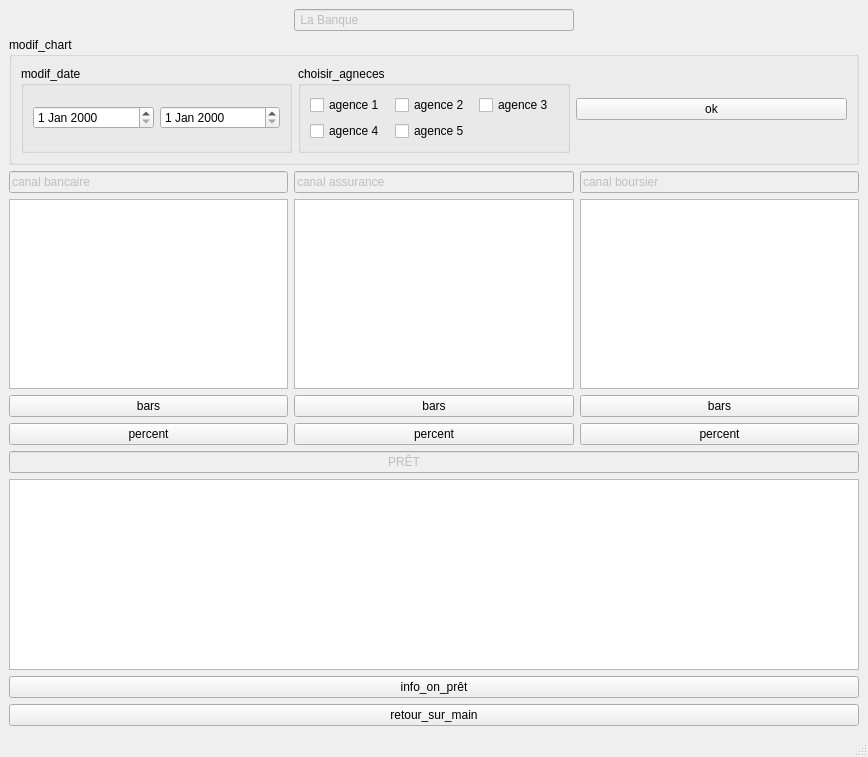
The window that IHM/mainwindow.ui (DARWICHAli/IHM) describes before a commit, drawn with Qt 5.
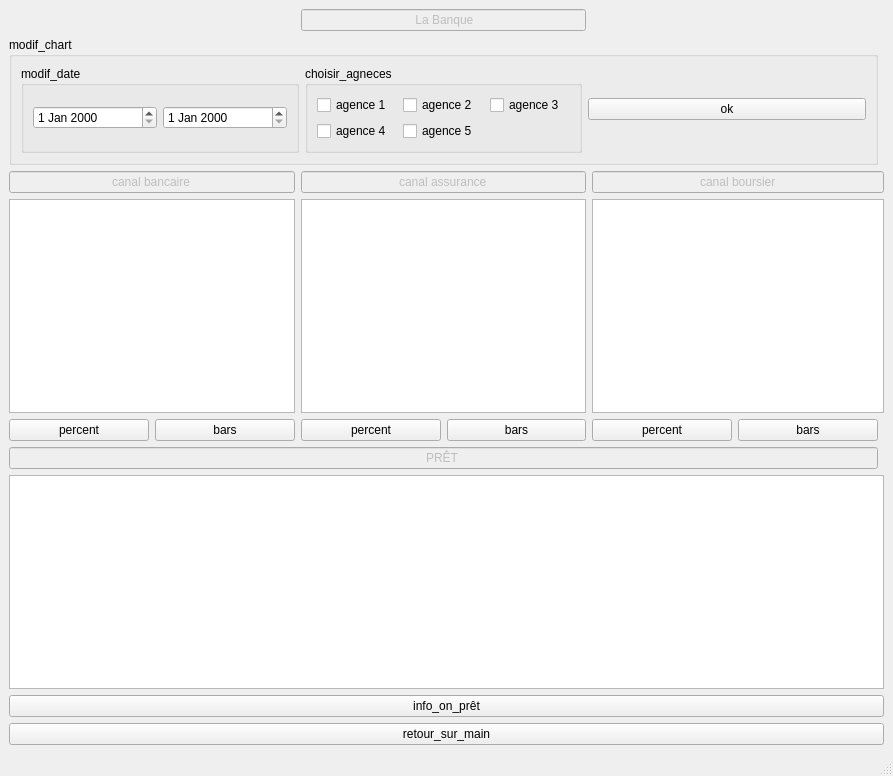
The same window after the commit. Custom widgets are drawn as their Qt base class.

Diff of the .ui file:
```diff
--- a/IHM/mainwindow.ui
+++ b/IHM/mainwindow.ui
@@ -6,56 +6,26 @@
    <rect>
     <x>0</x>
     <y>0</y>
-    <width>868</width>
-    <height>757</height>
+    <width>893</width>
+    <height>776</height>
    </rect>
   </property>
   <property name="windowTitle">
-   <string>MainWindow</string>
+   <string>La banque </string>
+  </property>
+  <property name="autoFillBackground">
+   <bool>false</bool>
+  </property>
+  <property name="documentMode">
+   <bool>false</bool>
   </property>
   <widget class="QWidget" name="centralwidget">
    <property name="autoFillBackground">
     <bool>false</bool>
    </property>
    <layout class="QGridLayout" name="gridLayout">
-    <item row="0" column="0">
-     <spacer name="horizontalSpacer">
-      <property name="orientation">
-       <enum>Qt::Horizontal</enum>
-      </property>
-      <property name="sizeHint" stdset="0">
-       <size>
-        <width>40</width>
-        <height>20</height>
-       </size>
-      </property>
-     </spacer>
-    </item>
-    <item row="0" column="1">
-     <widget class="QLineEdit" name="lineEdit_title">
-      <property name="enabled">
-       <bool>false</bool>
-      </property>
-      <property name="inputMethodHints">
-       <set>Qt::ImhNone</set>
-      </property>
-      <property name="text">
-       <string> La Banque</string>
-      </property>
-     </widget>
-    </item>
-    <item row="0" column="2">
-     <spacer name="horizontalSpacer_2">
-      <property name="orientation">
-       <enum>Qt::Horizontal</enum>
-      </property>
-      <property name="sizeHint" stdset="0">
-       <size>
-        <width>40</width>
-        <height>20</height>
-       </size>
-      </property>
-     </spacer>
+    <item row="3" column="2" colspan="2">
+     <widget class="QtCharts::QChartView" name="graphicsView_3"/>
     </item>
     <item row="1" column="0" colspan="3">
      <widget class="QGroupBox" name="groupBox_3">
@@ -141,53 +111,16 @@
       </layout>
      </widget>
     </item>
-    <item row="3" column="0" colspan="3">
-     <layout class="QGridLayout" name="gridLayout_4">
-      <item row="0" column="0">
-       <widget class="QtCharts::QChartView" name="graphicsView"/>
-      </item>
-      <item row="0" column="1">
-       <widget class="QtCharts::QChartView" name="graphicsView_2"/>
-      </item>
-      <item row="1" column="0">
-       <widget class="QPushButton" name="pushButton_6">
-        <property name="text">
-         <string>bars</string>
-        </property>
-       </widget>
-      </item>
-      <item row="0" column="2">
-       <widget class="QtCharts::QChartView" name="graphicsView_3"/>
-      </item>
-      <item row="2" column="2">
-       <widget class="QPushButton" name="pushButton_5">
-        <property name="text">
-         <string>percent</string>
-        </property>
-       </widget>
-      </item>
-      <item row="1" column="2">
-       <widget class="QPushButton" name="pushButton_8">
-        <property name="text">
-         <string>bars</string>
-        </property>
-       </widget>
-      </item>
-      <item row="2" column="0">
-       <widget class="QPushButton" name="pushButton_3">
-        <property name="text">
-         <string>percent</string>
-        </property>
-       </widget>
-      </item>
-      <item row="2" column="1">
+    <item row="4" column="1">
+     <layout class="QHBoxLayout" name="horizontalLayout_2">
+      <item>
        <widget class="QPushButton" name="pushButton_4">
         <property name="text">
          <string>percent</string>
         </property>
        </widget>
       </item>
-      <item row="1" column="1">
+      <item>
        <widget class="QPushButton" name="pushButton_7">
         <property name="text">
          <string>bars</string>
@@ -196,36 +129,6 @@
       </item>
      </layout>
     </item>
-    <item row="5" column="0" colspan="3">
-     <widget class="QtCharts::QChartView" name="graphicsView_pret">
-      <property name="enabled">
-       <bool>true</bool>
-      </property>
-      <property name="interactive">
-       <bool>false</bool>
-      </property>
-     </widget>
-    </item>
-    <item row="4" column="0" colspan="3">
-     <widget class="QLineEdit" name="lineEdit_pret">
-      <property name="enabled">
-       <bool>false</bool>
-      </property>
-      <property name="text">
-       <string>                                                                                                                 PRÊT</string>
-      </property>
-     </widget>
-    </item>
-    <item row="2" column="2">
-     <widget class="QLineEdit" name="lineEdit">
-      <property name="enabled">
-       <bool>false</bool>
-      </property>
-      <property name="text">
-       <string>canal boursier</string>
-      </property>
-     </widget>
-    </item>
     <item row="2" column="0">
      <widget class="QLineEdit" name="lineEdit_2">
       <property name="enabled">
@@ -234,6 +137,9 @@
       <property name="text">
        <string>canal bancaire</string>
       </property>
+      <property name="alignment">
+       <set>Qt::AlignCenter</set>
+      </property>
      </widget>
     </item>
     <item row="2" column="1">
@@ -244,22 +150,145 @@
       <property name="text">
        <string>canal assurance</string>
       </property>
+      <property name="alignment">
+       <set>Qt::AlignCenter</set>
+      </property>
      </widget>
     </item>
-    <item row="6" column="0" colspan="3">
+    <item row="0" column="1">
+     <widget class="QLineEdit" name="lineEdit_title">
+      <property name="enabled">
+       <bool>false</bool>
+      </property>
+      <property name="inputMethodHints">
+       <set>Qt::ImhNone</set>
+      </property>
+      <property name="text">
+       <string> La Banque</string>
+      </property>
+      <property name="alignment">
+       <set>Qt::AlignCenter</set>
+      </property>
+     </widget>
+    </item>
+    <item row="6" column="0" colspan="4">
+     <widget class="QtCharts::QChartView" name="graphicsView_pret">
+      <property name="enabled">
+       <bool>true</bool>
+      </property>
+      <property name="interactive">
+       <bool>false</bool>
+      </property>
+     </widget>
+    </item>
+    <item row="3" column="0">
+     <widget class="QtCharts::QChartView" name="graphicsView"/>
+    </item>
+    <item row="2" column="2" colspan="2">
+     <widget class="QLineEdit" name="lineEdit">
+      <property name="enabled">
+       <bool>false</bool>
+      </property>
+      <property name="text">
+       <string>canal boursier</string>
+      </property>
+      <property name="alignment">
+       <set>Qt::AlignCenter</set>
+      </property>
+     </widget>
+    </item>
+    <item row="3" column="1">
+     <widget class="QtCharts::QChartView" name="graphicsView_2"/>
+    </item>
+    <item row="4" column="0">
+     <layout class="QHBoxLayout" name="horizontalLayout">
+      <item>
+       <widget class="QPushButton" name="pushButton_3">
+        <property name="text">
+         <string>percent</string>
+        </property>
+       </widget>
+      </item>
+      <item>
+       <widget class="QPushButton" name="pushButton_6">
+        <property name="text">
+         <string>bars</string>
+        </property>
+       </widget>
+      </item>
+     </layout>
+    </item>
+    <item row="4" column="2">
+     <layout class="QHBoxLayout" name="horizontalLayout_3">
+      <item>
+       <widget class="QPushButton" name="pushButton_5">
+        <property name="text">
+         <string>percent</string>
+        </property>
+       </widget>
+      </item>
+      <item>
+       <widget class="QPushButton" name="pushButton_8">
+        <property name="text">
+         <string>bars</string>
+        </property>
+       </widget>
+      </item>
+     </layout>
+    </item>
+    <item row="5" column="0" colspan="3">
+     <widget class="QLineEdit" name="lineEdit_pret">
+      <property name="enabled">
+       <bool>false</bool>
+      </property>
+      <property name="text">
+       <string>PRÊT</string>
+      </property>
+      <property name="alignment">
+       <set>Qt::AlignCenter</set>
+      </property>
+     </widget>
+    </item>
+    <item row="7" column="0" colspan="4">
      <widget class="QPushButton" name="pushButton_2">
       <property name="text">
        <string>info_on_prêt</string>
       </property>
      </widget>
     </item>
-    <item row="7" column="0" colspan="3">
+    <item row="0" column="0">
+     <spacer name="horizontalSpacer">
+      <property name="orientation">
+       <enum>Qt::Horizontal</enum>
+      </property>
+      <property name="sizeHint" stdset="0">
+       <size>
+        <width>40</width>
+        <height>20</height>
+       </size>
+      </property>
+     </spacer>
+    </item>
+    <item row="8" column="0" colspan="4">
      <widget class="QPushButton" name="pushButton_retour">
       <property name="text">
        <string>retour_sur_main</string>
       </property>
      </widget>
     </item>
+    <item row="0" column="2">
+     <spacer name="horizontalSpacer_2">
+      <property name="orientation">
+       <enum>Qt::Horizontal</enum>
+      </property>
+      <property name="sizeHint" stdset="0">
+       <size>
+        <width>40</width>
+        <height>20</height>
+       </size>
+      </property>
+     </spacer>
+    </item>
    </layout>
   </widget>
   <widget class="QStatusBar" name="statusbar"/>
```
